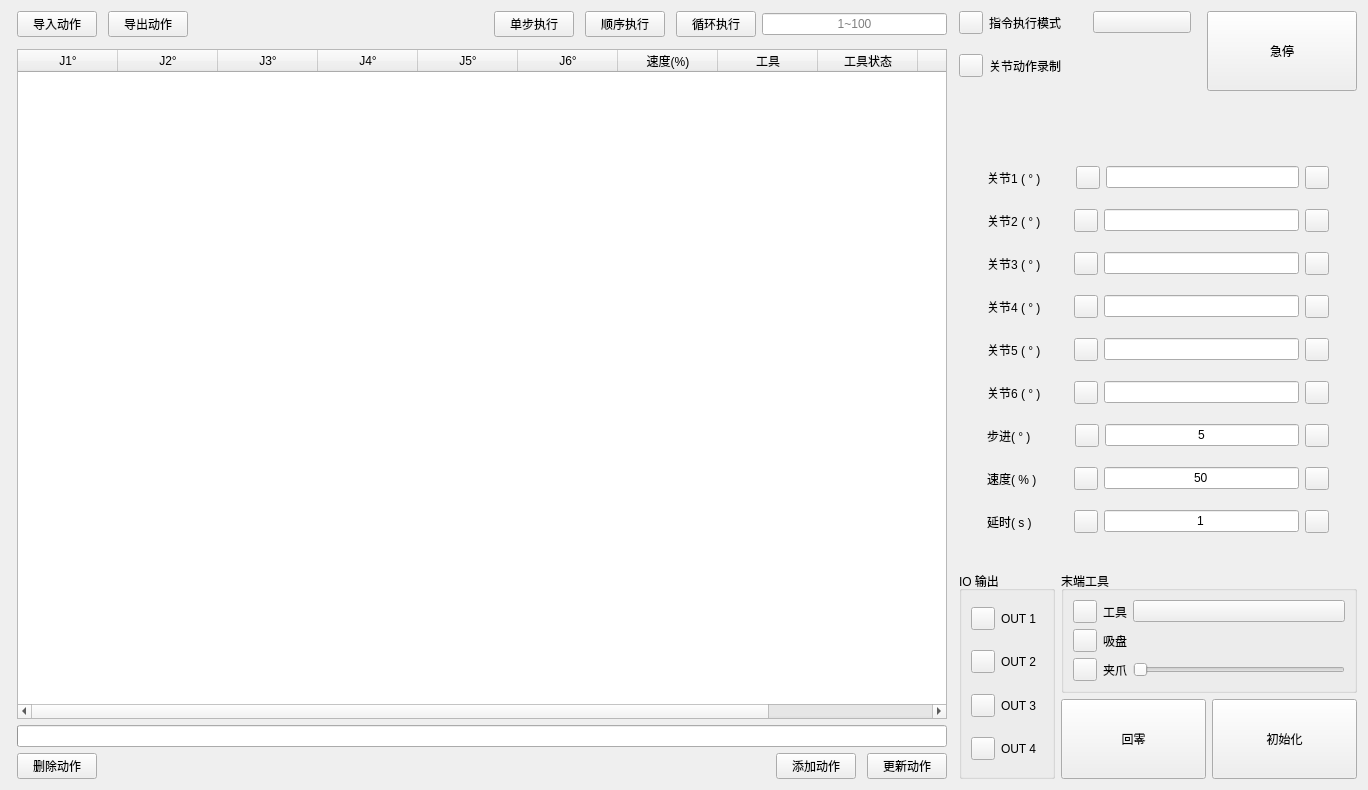
Above: ui/teach_page.ui from CoreJK/blinx_robot_arm_control before the change. Below: the same form after it.
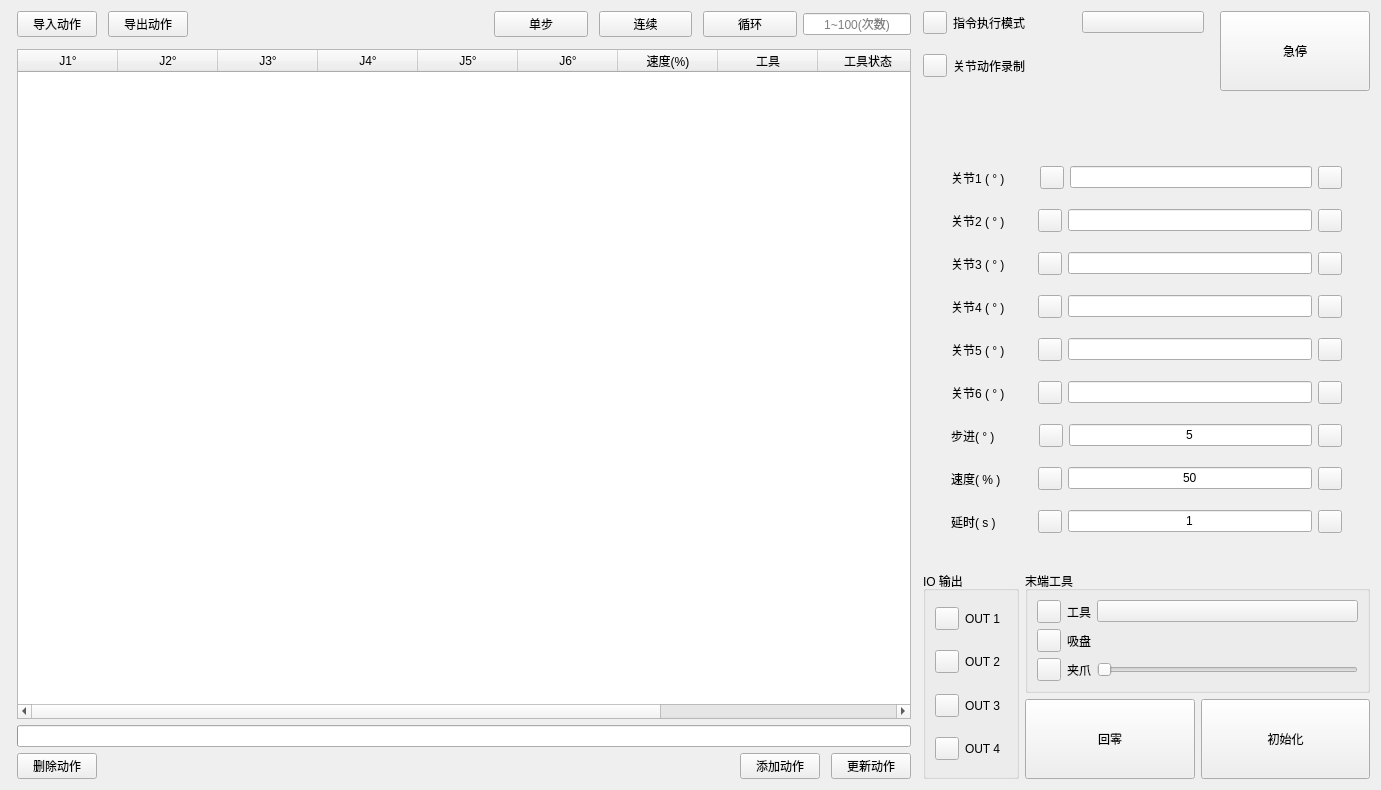
That is the form after the change. Custom widgets are drawn as their Qt base class.

Commit message:
🈹chore: 修改单步执行、顺序执行、循环执行的按钮名称
1. 修改原因: 和指令执行模式的名称冲突

The edit to the form file:
```diff
--- a/ui/teach_page.ui
+++ b/ui/teach_page.ui
@@ -6,7 +6,7 @@
    <rect>
     <x>0</x>
     <y>0</y>
-    <width>1368</width>
+    <width>1381</width>
     <height>790</height>
    </rect>
   </property>
@@ -21,13 +21,19 @@
     <widget class="VerticalSeparator" name="VerticalSeparator"/>
    </item>
    <item>
-    <layout class="QHBoxLayout" name="horizontalLayout_20" stretch="7,0,3">
+    <layout class="QHBoxLayout" name="horizontalLayout_20" stretch="6,0,3">
      <item>
       <layout class="QVBoxLayout" name="verticalLayout_7">
        <item>
         <layout class="QHBoxLayout" name="horizontalLayout">
          <item>
           <widget class="PushButton" name="ActionImportButton">
+           <property name="sizePolicy">
+            <sizepolicy hsizetype="Fixed" vsizetype="Fixed">
+             <horstretch>0</horstretch>
+             <verstretch>0</verstretch>
+            </sizepolicy>
+           </property>
            <property name="minimumSize">
             <size>
              <width>80</width>
@@ -68,6 +74,12 @@
          </item>
          <item>
           <widget class="PushButton" name="ActionOutputButton">
+           <property name="sizePolicy">
+            <sizepolicy hsizetype="Fixed" vsizetype="Fixed">
+             <horstretch>0</horstretch>
+             <verstretch>0</verstretch>
+            </sizepolicy>
+           </property>
            <property name="minimumSize">
             <size>
              <width>0</width>
@@ -115,7 +127,7 @@
             </size>
            </property>
            <property name="text">
-            <string>单步执行</string>
+            <string>单步</string>
            </property>
            <property name="lightCustomQss" stdset="0">
             <string>PushButton {
@@ -155,7 +167,7 @@
             </size>
            </property>
            <property name="text">
-            <string>顺序执行</string>
+            <string>连续</string>
            </property>
            <property name="lightCustomQss" stdset="0">
             <string>PushButton {
@@ -195,7 +207,7 @@
             </size>
            </property>
            <property name="text">
-            <string>循环执行</string>
+            <string>循环</string>
            </property>
            <property name="lightCustomQss" stdset="0">
             <string>PushButton {
@@ -212,6 +224,12 @@
          </item>
          <item>
           <widget class="LineEdit" name="ActionLoopTimes">
+           <property name="sizePolicy">
+            <sizepolicy hsizetype="Fixed" vsizetype="Fixed">
+             <horstretch>0</horstretch>
+             <verstretch>0</verstretch>
+            </sizepolicy>
+           </property>
            <property name="text">
             <string/>
            </property>
@@ -219,7 +237,7 @@
             <set>Qt::AlignCenter</set>
            </property>
            <property name="placeholderText">
-            <string>1~100</string>
+            <string>1~100(次数)</string>
            </property>
           </widget>
          </item>
```
The commit also changes 1 other file.
